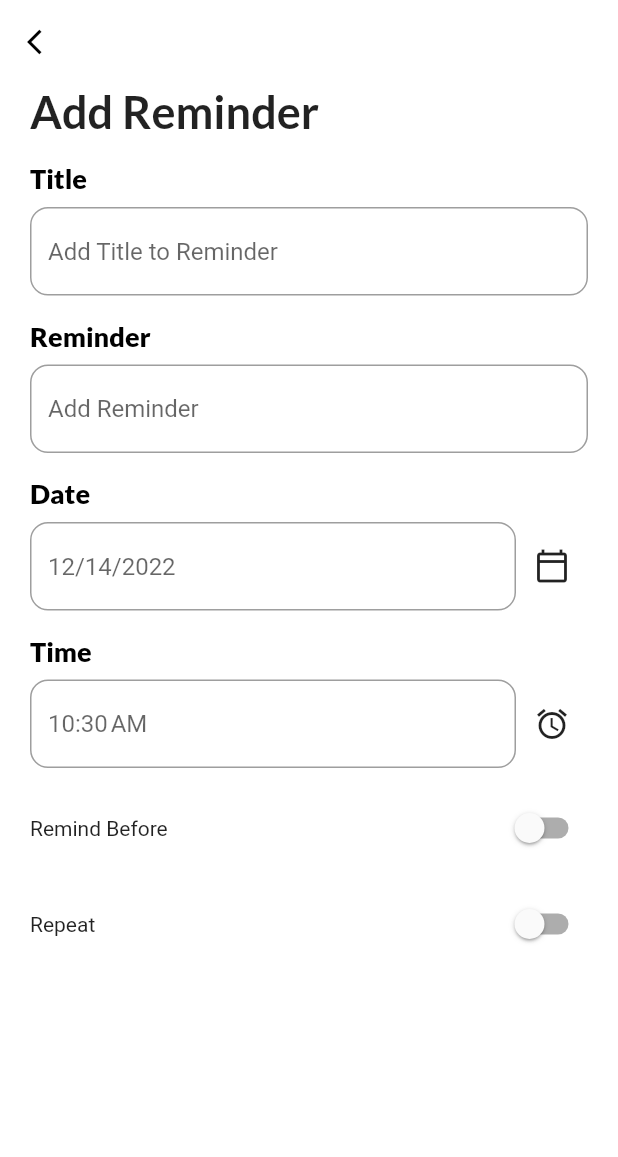
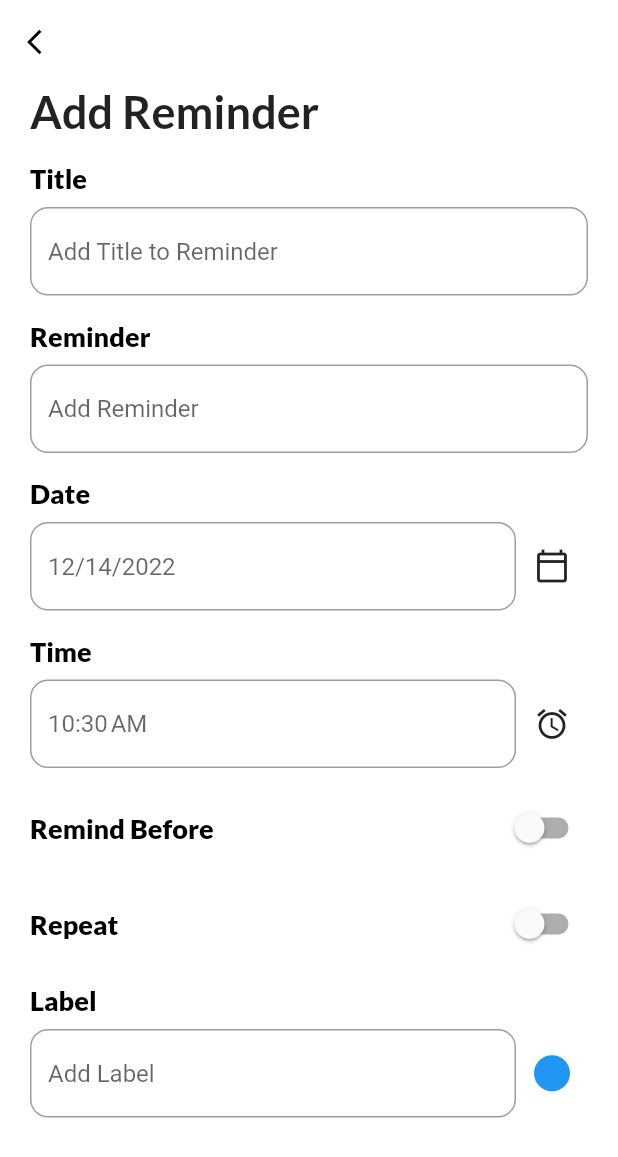
Before and after one commit to volkansahn/reminder_pomodoro_timer, a Flutter app: the AddTaskPage screen opened directly, on a phone screen of 412 x 824 dp. Shown: the top 1157 px of the screen. Run offline on Flutter 3.47's test engine with Material 2 defaults, Android fonts, the phone set to English and light mode, and no system bars; our stand-ins replace date_picker_timeline, flutter_local_notifications, flutter_native_timezone, get, get_storage, google_fonts and 1 more; accounts and stored records are empty.

Commit message:
Update Input field & Add Label field

```diff
--- a/lib/view/add_task_page.dart
+++ b/lib/view/add_task_page.dart
@@ -4,6 +4,7 @@ import 'package:flutter/src/widgets/framework.dart';
 import 'package:get/get.dart';
 import 'package:intl/intl.dart';
 import 'package:reminder_pomodoro/helpers/theme.dart';
+import 'package:reminder_pomodoro/view/widgets/circular_drop_down.dart';
 import 'package:reminder_pomodoro/view/widgets/input_field.dart';
 
 class AddTaskPage extends StatefulWidget {
@@ -35,9 +36,14 @@ class _AddTaskPageState extends State<AddTaskPage> {
                 "Add Reminder",
                 style: headingStyle,
               ),
-              InputField(title: "Title", hint: "Add Title to Reminder"),
-              InputField(title: "Reminder", hint: "Add Reminder"),
               InputField(
+                  isEditable: true,
+                  title: "Title",
+                  hint: "Add Title to Reminder"),
+              InputField(
+                  isEditable: true, title: "Reminder", hint: "Add Reminder"),
+              InputField(
+                isEditable: false,
                 onTap: (() {
                   _getDateFromUser(context);
                 }),
@@ -51,6 +57,10 @@ class _AddTaskPageState extends State<AddTaskPage> {
                 ),
               ),
               InputField(
+                isEditable: false,
+                onTap: () {
+                  _getTimeFromUser();
+                },
                 title: "Time",
                 hint: _reminderTime,
                 widget: IconButton(
@@ -65,7 +75,10 @@ class _AddTaskPageState extends State<AddTaskPage> {
                 child: Row(
                     mainAxisAlignment: MainAxisAlignment.spaceBetween,
                     children: [
-                      Text("Remind Before"),
+                      Text(
+                        "Remind Before",
+                        style: titleStyle,
+                      ),
                       Switch(
                         // This bool value toggles the switch.
                         value: isRemindBefore,
@@ -126,7 +139,10 @@ class _AddTaskPageState extends State<AddTaskPage> {
                 child: Row(
                   mainAxisAlignment: MainAxisAlignment.spaceBetween,
                   children: [
-                    Text("Repeat"),
+                    Text(
+                      "Repeat",
+                      style: titleStyle,
+                    ),
                     Switch(
                       // This bool value toggles the switch.
                       value: isRepeat,
@@ -190,6 +206,15 @@ class _AddTaskPageState extends State<AddTaskPage> {
                   hintText: _repeatTime,
                 ),
               ],
+              InputField(
+                isEditable: true,
+                title: "Label",
+                hint: "Add Label",
+                widget: IconButton(
+                  icon: CircleAvatar(radius: 12, backgroundColor: Colors.blue),
+                  onPressed: () {},
+                ),
+              ),
             ],
           ),
         ),
--- a/lib/view/widgets/circular_drop_down.dart
+++ b/lib/view/widgets/circular_drop_down.dart
@@ -1,3 +1,5 @@
+import 'package:flutter/material.dart';
+
 class CircularDropDownMenu extends StatefulWidget {
   final String hintText;
   final List<DropdownMenuItem> dropDownMenuItem;
--- a/lib/view/widgets/input_field.dart
+++ b/lib/view/widgets/input_field.dart
@@ -5,16 +5,18 @@ import 'package:flutter/src/widgets/framework.dart';
 import '../../helpers/theme.dart';
 
 class InputField extends StatefulWidget {
-  const InputField(
+  InputField(
       {super.key,
       required this.title,
       required this.hint,
       this.widget,
-      this.onTap});
+      this.onTap,
+      required this.isEditable});
   final String title;
   final String hint;
   final Widget? widget;
   final Function()? onTap;
+  final bool isEditable;
 
   @override
   State<InputField> createState() => _InputFieldState();
@@ -37,7 +39,7 @@ class _InputFieldState extends State<InputField> {
             child: Row(
               children: [
                 Expanded(
-                  child: widget.widget == null
+                  child: widget.isEditable == true
                       ? TextField(
                           decoration: InputDecoration(
                             border: OutlineInputBorder(
```
Also changed, not shown: lib/view/widgets/remindList.dart (+21 -21 lines).
